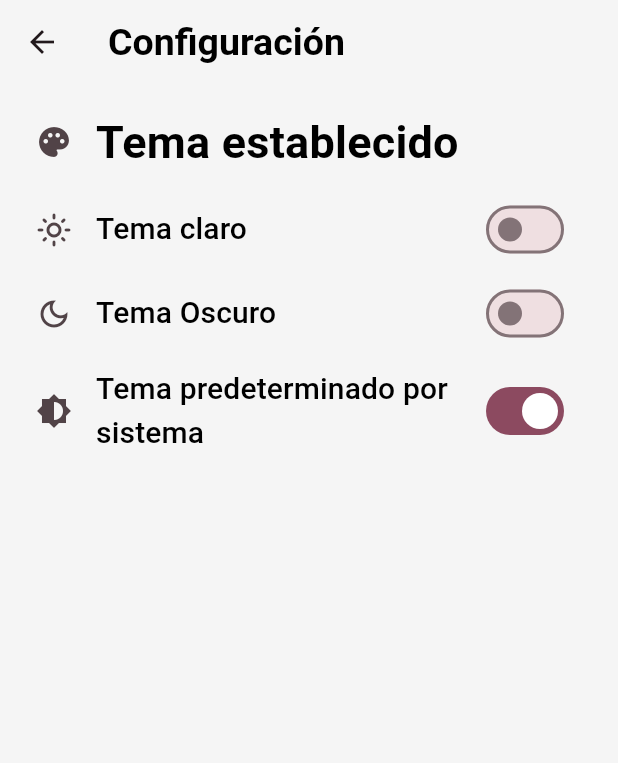
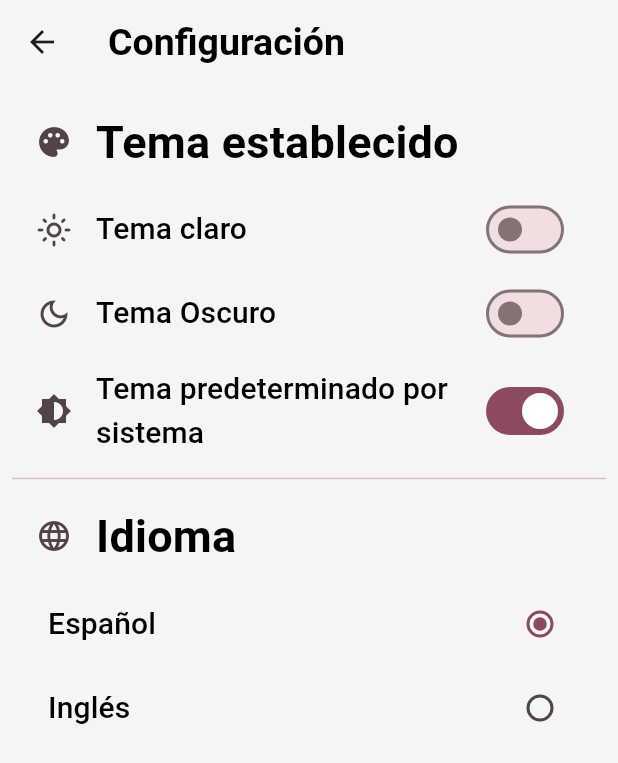
Before and after one commit to elcama86/rick_and_morty_app_new, a Flutter app: the SettingsScreen screen opened by its route, on a phone screen of 412 x 824 dp. Shown: the top 763 px of the screen. Run offline on Flutter 3.47's test engine with Material 2 defaults, Android fonts, the phone set to English and light mode, and no system bars; our stand-ins replace animate_do, card_swiper, dio, equatable, firebase_auth, firebase_core and 10 more; accounts and stored records are empty; generated files the repository leaves out were written again; network calls fail; Roboto replaces fonts that are missing (Amatic Sc); statements that could not run were skipped.

Commit message:
language settings added

```diff
--- a/lib/features/shared/presentation/screens/settings_screen.dart
+++ b/lib/features/shared/presentation/screens/settings_screen.dart
@@ -26,6 +26,52 @@ class _SettingsView extends StatelessWidget {
       padding: const EdgeInsets.all(8.0),
       children: const [
         _ThemeSettings(),
+        Divider(),
+        _LanguageSettings(),
+      ],
+    );
+  }
+}
+
+class _LanguageSettings extends StatelessWidget {
+  const _LanguageSettings();
+
+  @override
+  Widget build(BuildContext context) {
+    final textThemes = Theme.of(context).textTheme;
+    const controlAffinity = ListTileControlAffinity.trailing;
+
+    return Column(
+      children: [
+        ListTile(
+          leading: const Icon(Icons.language_rounded),
+          title: Text(
+            'Idioma',
+            style: textThemes.titleMedium,
+          ),
+        ),
+        RadioListTile(
+          contentPadding: const EdgeInsets.symmetric(horizontal: 24.0),
+          title: Text(
+            'Español',
+            style: textThemes.titleSmall,
+          ),
+          value: 'spanish',
+          groupValue: 'spanish',
+          onChanged: (value) {},
+          controlAffinity: controlAffinity,
+        ),
+        RadioListTile(
+          contentPadding: const EdgeInsets.symmetric(horizontal: 24.0),
+          title: Text(
+            'Inglés',
+            style: textThemes.titleSmall,
+          ),
+          value: 'english',
+          groupValue: 'spanish',
+          onChanged: (value) {},
+          controlAffinity: controlAffinity,
+        )
       ],
     );
   }
```
